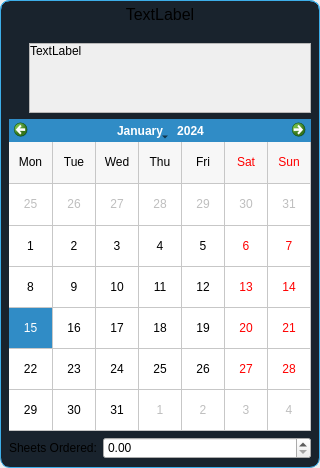
This is ui/set_order_pending_dialog.ui in TheCodingJsoftware/Invigo as Qt 5 draws it before an edit. The edited form follows.
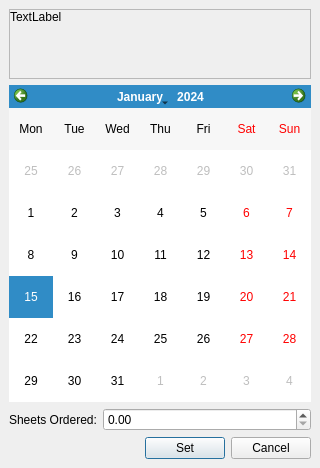
This is the edited form.

Patch:
```diff
--- a/ui/set_order_pending_dialog.ui
+++ b/ui/set_order_pending_dialog.ui
@@ -38,16 +38,9 @@
       <bool>false</bool>
      </property>
      <property name="styleSheet">
-      <string notr="true">QWidget#widget{
-	border-top-left-radius:10px;
-	border-bottom-left-radius:10px;
-	border-top-right-radius:10px;
-	border-bottom-right-radius:10px;
-	border: 1px solid  #3daee9;
-	background-color: #19232D;
-}</string>
+      <string notr="true"/>
      </property>
-     <layout class="QVBoxLayout" name="verticalLayout_3" stretch="0,0">
+     <layout class="QVBoxLayout" name="verticalLayout_3" stretch="0">
       <property name="leftMargin">
        <number>0</number>
       </property>
@@ -60,39 +53,6 @@
       <property name="bottomMargin">
        <number>0</number>
       </property>
-      <item>
-       <widget class="QLabel" name="lblTitle">
-        <property name="maximumSize">
-         <size>
-          <width>16777215</width>
-          <height>16777215</height>
-         </size>
-        </property>
-        <property name="font">
-         <font>
-          <pointsize>12</pointsize>
-         </font>
-        </property>
-        <property name="styleSheet">
-         <string notr="true">border-top-left-radius:10px;
-border-top-right-radius:10px;
-border: 1px solid  #3daee9;
-border-bottom: none;</string>
-        </property>
-        <property name="frameShape">
-         <enum>QFrame::Box</enum>
-        </property>
-        <property name="frameShadow">
-         <enum>QFrame::Sunken</enum>
-        </property>
-        <property name="text">
-         <string>TextLabel</string>
-        </property>
-        <property name="alignment">
-         <set>Qt::AlignHCenter|Qt::AlignTop</set>
-        </property>
-       </widget>
-      </item>
       <item>
        <layout class="QVBoxLayout" name="verticalLayout" stretch="0,1,0,0">
         <property name="leftMargin">
@@ -108,34 +68,7 @@
          <number>9</number>
         </property>
         <item>
-         <layout class="QHBoxLayout" name="horizontalLayout_4" stretch="0,0">
-          <item>
-           <layout class="QVBoxLayout" name="verticalLayout_2">
-            <property name="spacing">
-             <number>0</number>
-            </property>
-            <item>
-             <layout class="QVBoxLayout" name="iconHolder">
-              <property name="spacing">
-               <number>0</number>
-              </property>
-             </layout>
-            </item>
-            <item>
-             <spacer name="verticalSpacer">
-              <property name="orientation">
-               <enum>Qt::Vertical</enum>
-              </property>
-              <property name="sizeHint" stdset="0">
-               <size>
-                <width>20</width>
-                <height>40</height>
-               </size>
-              </property>
-             </spacer>
-            </item>
-           </layout>
-          </item>
+         <layout class="QHBoxLayout" name="horizontalLayout_4" stretch="0">
           <item>
            <widget class="QScrollArea" name="scrollArea">
             <property name="widgetResizable">
@@ -146,7 +79,7 @@
               <rect>
                <x>0</x>
                <y>0</y>
-               <width>270</width>
+               <width>298</width>
                <height>69</height>
               </rect>
              </property>
@@ -194,7 +127,7 @@
         <item>
          <widget class="QCalendarWidget" name="calendarWidget">
           <property name="gridVisible">
-           <bool>true</bool>
+           <bool>false</bool>
           </property>
           <property name="verticalHeaderFormat">
            <enum>QCalendarWidget::NoVerticalHeader</enum>
@@ -235,7 +168,47 @@
          </layout>
         </item>
         <item>
-         <layout class="QHBoxLayout" name="buttonsLayout"/>
+         <layout class="QHBoxLayout" name="buttonsLayout">
+          <item>
+           <spacer name="horizontalSpacer">
+            <property name="orientation">
+             <enum>Qt::Horizontal</enum>
+            </property>
+            <property name="sizeHint" stdset="0">
+             <size>
+              <width>40</width>
+              <height>20</height>
+             </size>
+            </property>
+           </spacer>
+          </item>
+          <item>
+           <widget class="QPushButton" name="pushButton_set">
+            <property name="maximumSize">
+             <size>
+              <width>16777215</width>
+              <height>16777215</height>
+             </size>
+            </property>
+            <property name="text">
+             <string>Set</string>
+            </property>
+           </widget>
+          </item>
+          <item>
+           <widget class="QPushButton" name="pushButton_cancel">
+            <property name="maximumSize">
+             <size>
+              <width>16777215</width>
+              <height>16777215</height>
+             </size>
+            </property>
+            <property name="text">
+             <string>Cancel</string>
+            </property>
+           </widget>
+          </item>
+         </layout>
         </item>
        </layout>
       </item>
```
Left out of the diff: 8 changed lines with no effect on the pictures.
